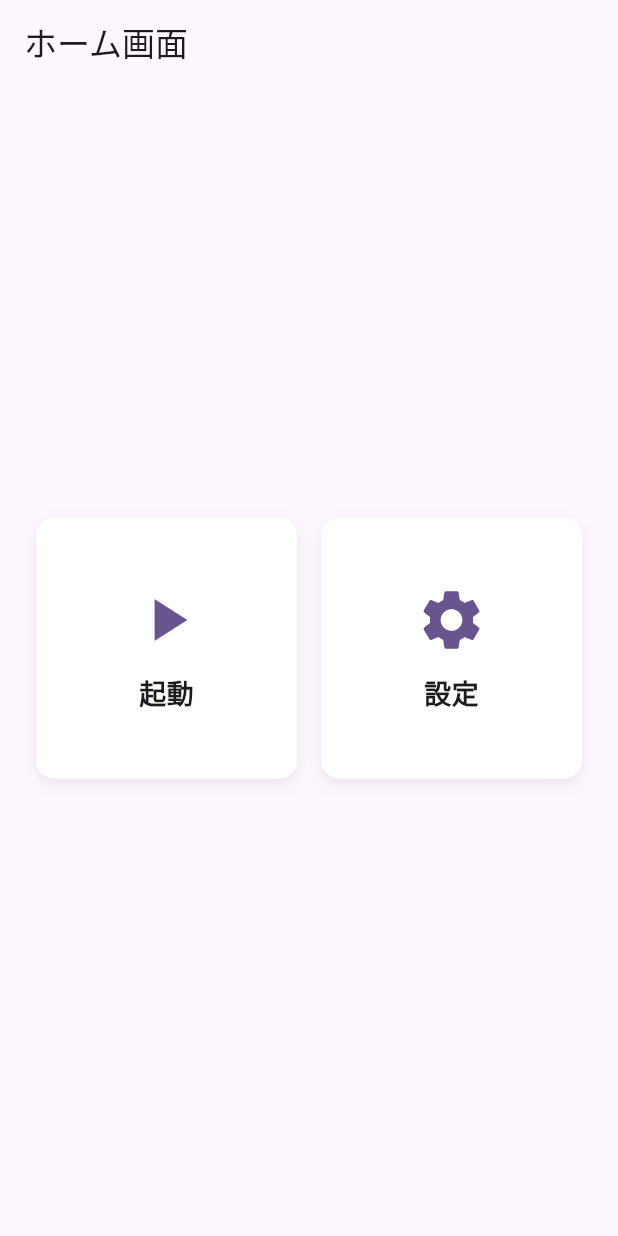
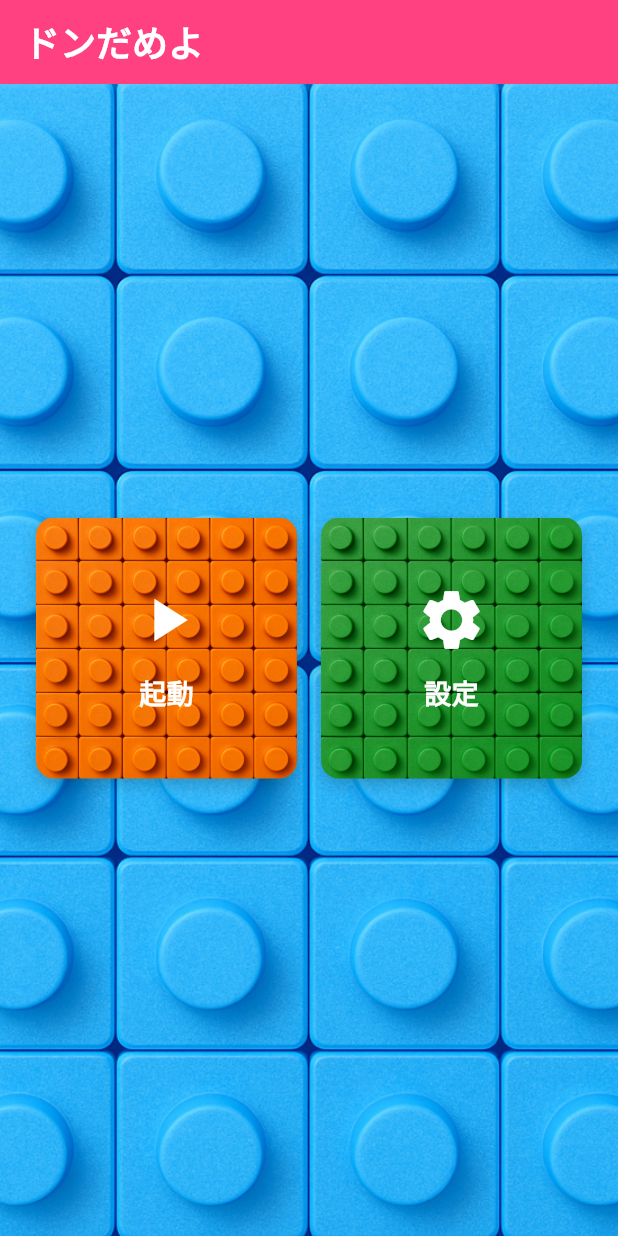
Before and after one commit to ichihara-yamato/dondameyo, a Flutter app: the screen it shows after launch, on a phone screen of 412 x 824 dp. Run offline on Flutter 3.47's test engine with Material 3 defaults, Android fonts, the phone set to English and light mode, and no system bars; our stand-ins replace shared_preferences.

Commit message:
ホーム画面のデザインをカラフルに調整、ボタン背景画像を追加、起動アイコンを再生アイコンに変更

```diff
--- a/lib/main.dart
+++ b/lib/main.dart
@@ -67,9 +67,18 @@ class HomePage extends StatelessWidget {
   Widget build(BuildContext context) {
     return Scaffold(
       appBar: AppBar(
-        title: const Text('ホーム画面'),
+        title: const Text('ドンだめよ', style: TextStyle(fontSize: 24, fontWeight: FontWeight.bold, color: Colors.white)),
+        backgroundColor: Colors.pinkAccent,
+        elevation: 0,
       ),
-      body: Padding(
+      body: Container(
+        decoration: const BoxDecoration(
+          image: DecorationImage(
+            image: AssetImage('assets/bg.png'),
+            fit: BoxFit.cover,
+          ),
+        ),
+        child: Padding(
           padding: const EdgeInsets.all(24.0),
           child: Column(
             crossAxisAlignment: CrossAxisAlignment.stretch,
@@ -82,12 +91,14 @@ class HomePage extends StatelessWidget {
                     Expanded(child: _SquarePanel(
                       label: '起動',
                       icon: Icons.play_arrow,
+                      backgroundImage: 'assets/button_bg1.png',
                       onTap: () => Navigator.of(context).push(MaterialPageRoute(builder: (_) => const StartPage())),
                     )),
                     const SizedBox(width: 16),
                     Expanded(child: _SquarePanel(
                       label: '設定',
                       icon: Icons.settings,
+                      backgroundImage: 'assets/button_bg2.png',
                       onTap: () => Navigator.of(context).push(MaterialPageRoute(builder: (_) => const SettingsPage())),
                     )),
                   ],
@@ -97,16 +108,28 @@ class HomePage extends StatelessWidget {
             ],
           ),
         ),
+      ),
     );
   }
 }
 
 class _SquarePanel extends StatelessWidget {
   final String label;
-  final IconData icon;
+  final IconData? icon;
+  final String? iconPath;
   final VoidCallback onTap;
+  final Color? color;
+  final String? backgroundImage;
 
-  const _SquarePanel({required this.label, required this.icon, required this.onTap});
+  const _SquarePanel({
+    required this.label,
+    this.icon,
+    this.iconPath,
+    required this.onTap,
+    this.color,
+    this.backgroundImage,
+  }) : assert(icon != null || iconPath != null, 'Either icon or iconPath must be provided'),
+       assert(color != null || backgroundImage != null, 'Either color or backgroundImage must be provided');
 
   @override
   Widget build(BuildContext context) {
@@ -117,17 +140,24 @@ class _SquarePanel extends StatelessWidget {
         borderRadius: BorderRadius.circular(12),
         child: Container(
           decoration: BoxDecoration(
-            color: Colors.white,
+            color: color,
+            image: backgroundImage != null ? DecorationImage(
+              image: AssetImage(backgroundImage!),
+              fit: BoxFit.cover,
+            ) : null,
             borderRadius: BorderRadius.circular(12),
-            boxShadow: [BoxShadow(color: Colors.black.withOpacity(0.08), blurRadius: 8, offset: const Offset(0,4))],
+            boxShadow: [BoxShadow(color: Colors.black.withOpacity(0.2), blurRadius: 8, offset: const Offset(0,4))],
           ),
           child: Center(
             child: Column(
               mainAxisSize: MainAxisSize.min,
               children: [
-                Icon(icon, size: 48, color: Theme.of(context).colorScheme.primary),
+                if (iconPath != null)
+                  Image.asset(iconPath!, width: 48, height: 48, fit: BoxFit.contain)
+                else
+                  Icon(icon, size: 48, color: Colors.white),
                 const SizedBox(height: 12),
-                Text(label, style: const TextStyle(fontSize: 18, fontWeight: FontWeight.w600)),
+                Text(label, style: const TextStyle(fontSize: 18, fontWeight: FontWeight.w600, color: Colors.white)),
               ],
             ),
           ),
--- a/pubspec.yaml
+++ b/pubspec.yaml
@@ -64,6 +64,10 @@ flutter:
   #   - images/a_dot_ham.jpeg
   assets:
     - assets/dondame_kids.png
+    - assets/icon.png
+    - assets/bg.png
+    - assets/button_bg1.png
+    - assets/button_bg2.png
 
   # An image asset can refer to one or more resolution-specific "variants", see
   # https://flutter.dev/to/resolution-aware-images
```
Also changed, not shown: assets/bg.png (added), assets/button_bg1.png (added), assets/button_bg2.png (added). Lines whose indentation alone changed are shown as unchanged.
